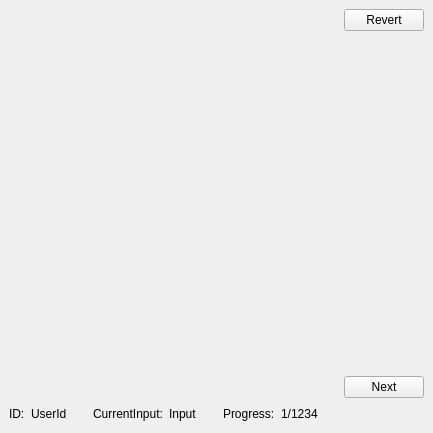
robsch94/FaPraKnuckleInput, file WizardGui/MainWindow.ui: the form before one commit.
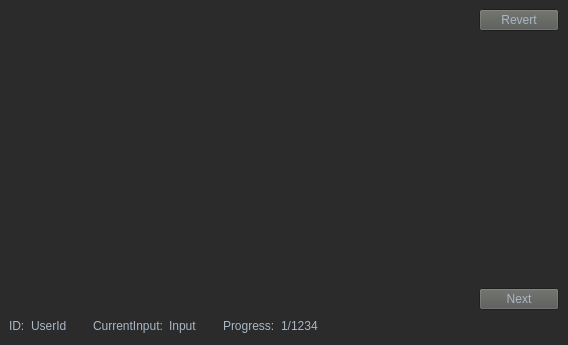
The form after the commit.

Patch:
```diff
--- a/WizardGui/MainWindow.ui
+++ b/WizardGui/MainWindow.ui
@@ -6,10 +6,263 @@
    <rect>
     <x>0</x>
     <y>0</y>
-    <width>433</width>
-    <height>433</height>
+    <width>568</width>
+    <height>345</height>
    </rect>
   </property>
+  <property name="palette">
+   <palette>
+    <active>
+     <colorrole role="WindowText">
+      <brush brushstyle="SolidPattern">
+       <color alpha="255">
+        <red>169</red>
+        <green>183</green>
+        <blue>198</blue>
+       </color>
+      </brush>
+     </colorrole>
+     <colorrole role="Button">
+      <brush brushstyle="SolidPattern">
+       <color alpha="255">
+        <red>85</red>
+        <green>87</green>
+        <blue>83</blue>
+       </color>
+      </brush>
+     </colorrole>
+     <colorrole role="Light">
+      <brush brushstyle="SolidPattern">
+       <color alpha="255">
+        <red>169</red>
+        <green>183</green>
+        <blue>198</blue>
+       </color>
+      </brush>
+     </colorrole>
+     <colorrole role="Text">
+      <brush brushstyle="SolidPattern">
+       <color alpha="255">
+        <red>169</red>
+        <green>183</green>
+        <blue>198</blue>
+       </color>
+      </brush>
+     </colorrole>
+     <colorrole role="BrightText">
+      <brush brushstyle="SolidPattern">
+       <color alpha="255">
+        <red>169</red>
+        <green>183</green>
+        <blue>198</blue>
+       </color>
+      </brush>
+     </colorrole>
+     <colorrole role="ButtonText">
+      <brush brushstyle="SolidPattern">
+       <color alpha="255">
+        <red>169</red>
+        <green>183</green>
+        <blue>198</blue>
+       </color>
+      </brush>
+     </colorrole>
+     <colorrole role="Base">
+      <brush brushstyle="SolidPattern">
+       <color alpha="255">
+        <red>60</red>
+        <green>63</green>
+        <blue>65</blue>
+       </color>
+      </brush>
+     </colorrole>
+     <colorrole role="Window">
+      <brush brushstyle="SolidPattern">
+       <color alpha="255">
+        <red>43</red>
+        <green>43</green>
+        <blue>43</blue>
+       </color>
+      </brush>
+     </colorrole>
+     <colorrole role="PlaceholderText">
+      <brush brushstyle="SolidPattern">
+       <color alpha="128">
+        <red>169</red>
+        <green>183</green>
+        <blue>198</blue>
+       </color>
+      </brush>
+     </colorrole>
+    </active>
+    <inactive>
+     <colorrole role="WindowText">
+      <brush brushstyle="SolidPattern">
+       <color alpha="255">
+        <red>169</red>
+        <green>183</green>
+        <blue>198</blue>
+       </color>
+      </brush>
+     </colorrole>
+     <colorrole role="Button">
+      <brush brushstyle="SolidPattern">
+       <color alpha="255">
+        <red>85</red>
+        <green>87</green>
+        <blue>83</blue>
+       </color>
+      </brush>
+     </colorrole>
+     <colorrole role="Light">
+      <brush brushstyle="SolidPattern">
+       <color alpha="255">
+        <red>169</red>
+        <green>183</green>
+        <blue>198</blue>
+       </color>
+      </brush>
+     </colorrole>
+     <colorrole role="Text">
+      <brush brushstyle="SolidPattern">
+       <color alpha="255">
+        <red>169</red>
+        <green>183</green>
+        <blue>198</blue>
+       </color>
+      </brush>
+     </colorrole>
+     <colorrole role="BrightText">
+      <brush brushstyle="SolidPattern">
+       <color alpha="255">
+        <red>169</red>
+        <green>183</green>
+        <blue>198</blue>
+       </color>
+      </brush>
+     </colorrole>
+     <colorrole role="ButtonText">
+      <brush brushstyle="SolidPattern">
+       <color alpha="255">
+        <red>169</red>
+        <green>183</green>
+        <blue>198</blue>
+       </color>
+      </brush>
+     </colorrole>
+     <colorrole role="Base">
+      <brush brushstyle="SolidPattern">
+       <color alpha="255">
+        <red>60</red>
+        <green>63</green>
+        <blue>65</blue>
+       </color>
+      </brush>
+     </colorrole>
+     <colorrole role="Window">
+      <brush brushstyle="SolidPattern">
+       <color alpha="255">
+        <red>43</red>
+        <green>43</green>
+        <blue>43</blue>
+       </color>
+      </brush>
+     </colorrole>
+     <colorrole role="PlaceholderText">
+      <brush brushstyle="SolidPattern">
+       <color alpha="128">
+        <red>169</red>
+        <green>183</green>
+        <blue>198</blue>
+       </color>
+      </brush>
+     </colorrole>
+    </inactive>
+    <disabled>
+     <colorrole role="WindowText">
+      <brush brushstyle="SolidPattern">
+       <color alpha="255">
+        <red>190</red>
+        <green>190</green>
+        <blue>190</blue>
+       </color>
+      </brush>
+     </colorrole>
+     <colorrole role="Button">
+      <brush brushstyle="SolidPattern">
+       <color alpha="255">
+        <red>85</red>
+        <green>87</green>
+        <blue>83</blue>
+       </color>
+      </brush>
+     </colorrole>
+     <colorrole role="Light">
+      <brush brushstyle="SolidPattern">
+       <color alpha="255">
+        <red>169</red>
+        <green>183</green>
+        <blue>198</blue>
+       </color>
+      </brush>
+     </colorrole>
+     <colorrole role="Text">
+      <brush brushstyle="SolidPattern">
+       <color alpha="255">
+        <red>190</red>
+        <green>190</green>
+        <blue>190</blue>
+       </color>
+      </brush>
+     </colorrole>
+     <colorrole role="BrightText">
+      <brush brushstyle="SolidPattern">
+       <color alpha="255">
+        <red>169</red>
+        <green>183</green>
+        <blue>198</blue>
+       </color>
+      </brush>
+     </colorrole>
+     <colorrole role="ButtonText">
+      <brush brushstyle="SolidPattern">
+       <color alpha="255">
+        <red>190</red>
+        <green>190</green>
+        <blue>190</blue>
+       </color>
+      </brush>
+     </colorrole>
+     <colorrole role="Base">
+      <brush brushstyle="SolidPattern">
+       <color alpha="255">
+        <red>43</red>
+        <green>43</green>
+        <blue>43</blue>
+       </color>
+      </brush>
+     </colorrole>
+     <colorrole role="Window">
+      <brush brushstyle="SolidPattern">
+       <color alpha="255">
+        <red>43</red>
+        <green>43</green>
+        <blue>43</blue>
+       </color>
+      </brush>
+     </colorrole>
+     <colorrole role="PlaceholderText">
+      <brush brushstyle="SolidPattern">
+       <color alpha="128">
+        <red>0</red>
+        <green>0</green>
+        <blue>0</blue>
+       </color>
+      </brush>
+     </colorrole>
+    </disabled>
+   </palette>
+  </property>
   <property name="windowTitle">
    <string>Cap Image Viewer</string>
   </property>
```
Left out of the diff: 6 changed lines with no effect on the pictures.
